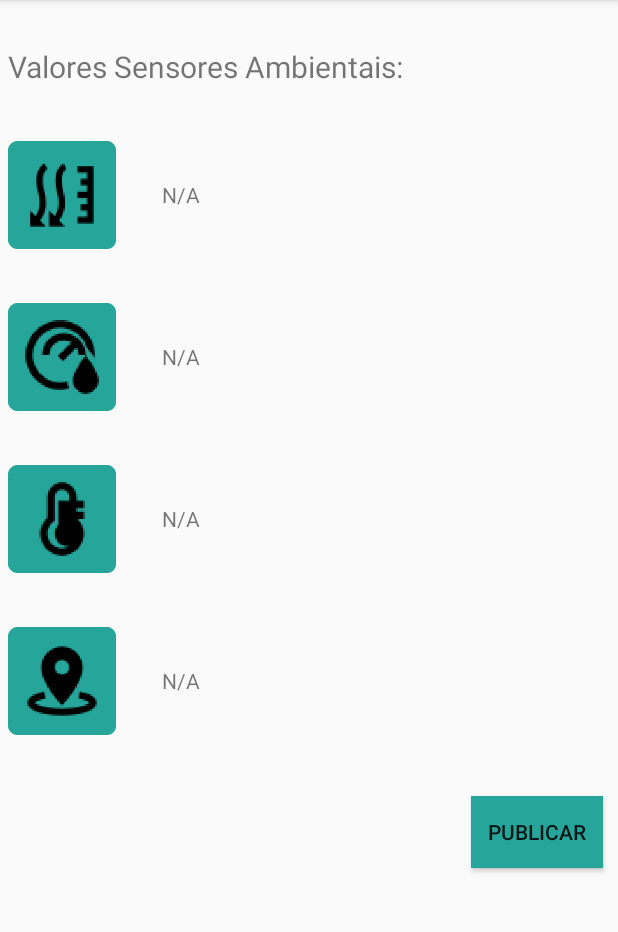
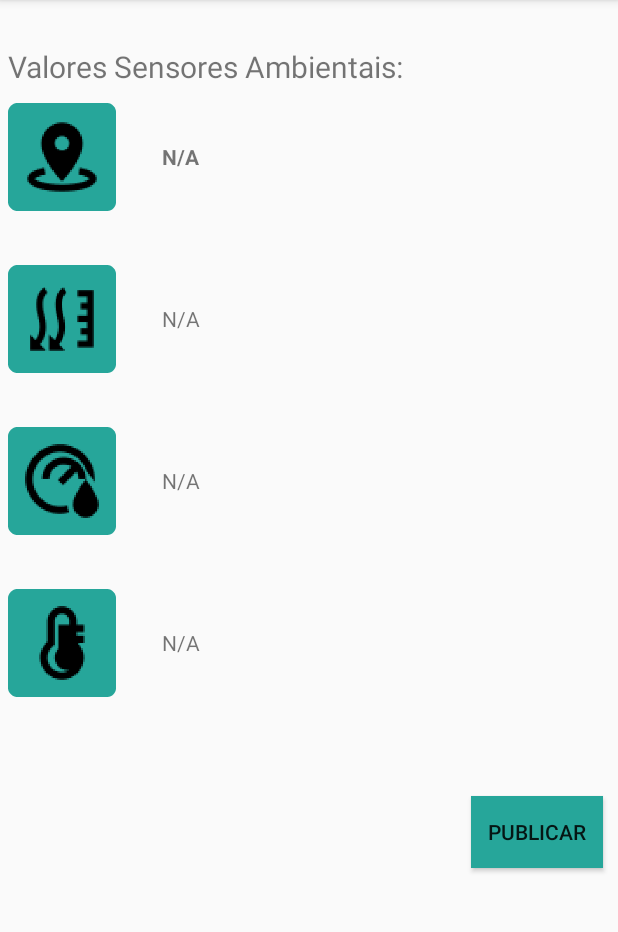
Before and after one commit to FredericoCordeiro/iAir, an Android app: the screen it shows after launch (SensoresActivity), after a tap on "VISUALIZAR INFORMAÇÃO SENSORES", on a phone screen of 412 x 824 dp, the part 84-1016 px from its top. Run offline under Robolectric (Android 15) with nearby library versions, the phone set to English and light mode, and no system bars; our stand-ins replace Volley; network calls fail; 1 statement that could not run was skipped.

Commit message:
fim da aula 1

```diff
--- a/app/src/main/java/com/taes/iair/iair/MainActivity.java
+++ b/app/src/main/java/com/taes/iair/iair/MainActivity.java
@@ -38,6 +38,8 @@ public class MainActivity extends AppCompatActivity {
         favorito = prefs.getString("favorito","Lisboa");
         //Toast.makeText(this, favorito, Toast.LENGTH_SHORT).show();
 
+        TextView txtCidade = findViewById(R.id.textCidadeName);
+        txtCidade.setText(favorito);
         atualizarQualidadeAr();
 
     }
--- a/app/src/main/res/layout/activity_sensores.xml
+++ b/app/src/main/res/layout/activity_sensores.xml
@@ -27,6 +27,35 @@
 
         <LinearLayout
             android:layout_width="wrap_content"
+            android:layout_height="wrap_content"
+            android:gravity="center"
+            android:orientation="horizontal">
+
+            <ImageView
+                android:id="@+id/imageView6"
+                android:layout_width="wrap_content"
+                android:layout_height="wrap_content"
+                android:layout_weight="1"
+                android:padding="5dp"
+                app:srcCompat="@mipmap/ic_location_round" />
+
+            <LinearLayout
+                android:layout_width="25dp"
+                android:layout_height="match_parent"
+                android:layout_weight="1"
+                android:orientation="vertical"></LinearLayout>
+
+            <TextView
+                android:id="@+id/textViewLocation"
+                android:layout_width="wrap_content"
+                android:layout_height="wrap_content"
+                android:layout_weight="1"
+                android:text="N/A"
+                android:textStyle="bold" />
+        </LinearLayout>
+
+        <LinearLayout
+            android:layout_width="match_parent"
             android:layout_height="25dp"
             android:orientation="horizontal">
 
@@ -129,38 +158,12 @@
                 android:layout_weight="1"
                 android:text="N/A" />
         </LinearLayout>
+
         <LinearLayout
             android:layout_width="match_parent"
             android:layout_height="25dp"
             android:orientation="horizontal">
 
-        </LinearLayout>
-        <LinearLayout
-            android:layout_width="wrap_content"
-            android:layout_height="wrap_content"
-            android:gravity="center"
-            android:orientation="horizontal">
-
-            <ImageView
-                android:id="@+id/imageView6"
-                android:layout_width="wrap_content"
-                android:layout_height="wrap_content"
-                android:layout_weight="1"
-                android:padding="5dp"
-                app:srcCompat="@mipmap/ic_location_round" />
-
-            <LinearLayout
-                android:layout_width="25dp"
-                android:layout_height="match_parent"
-                android:layout_weight="1"
-                android:orientation="vertical"></LinearLayout>
-
-            <TextView
-                android:id="@+id/textViewLocation"
-                android:layout_width="wrap_content"
-                android:layout_height="wrap_content"
-                android:layout_weight="1"
-                android:text="N/A" />
         </LinearLayout>
     </LinearLayout>
 
```
Also changed, not shown: app/src/main/res/layout/activity_main.xml (+18 -3 lines).
